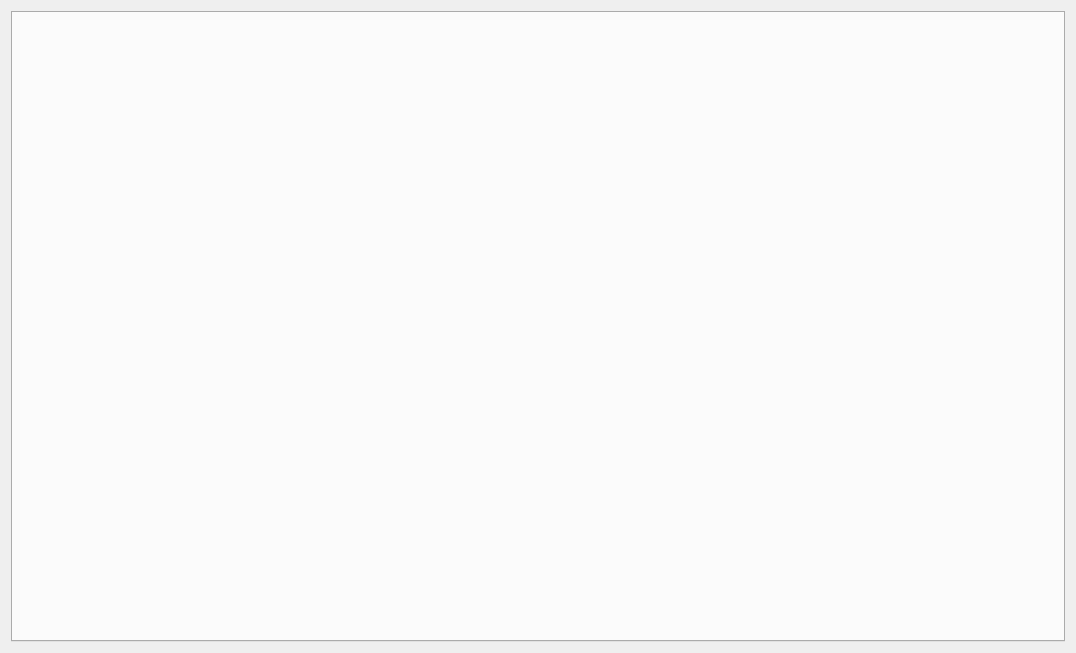
Before: the Qt Designer form gm-companion/managers/generatormanager.ui in PhilInTheGaps/GM-Companion, drawn with Qt 5.
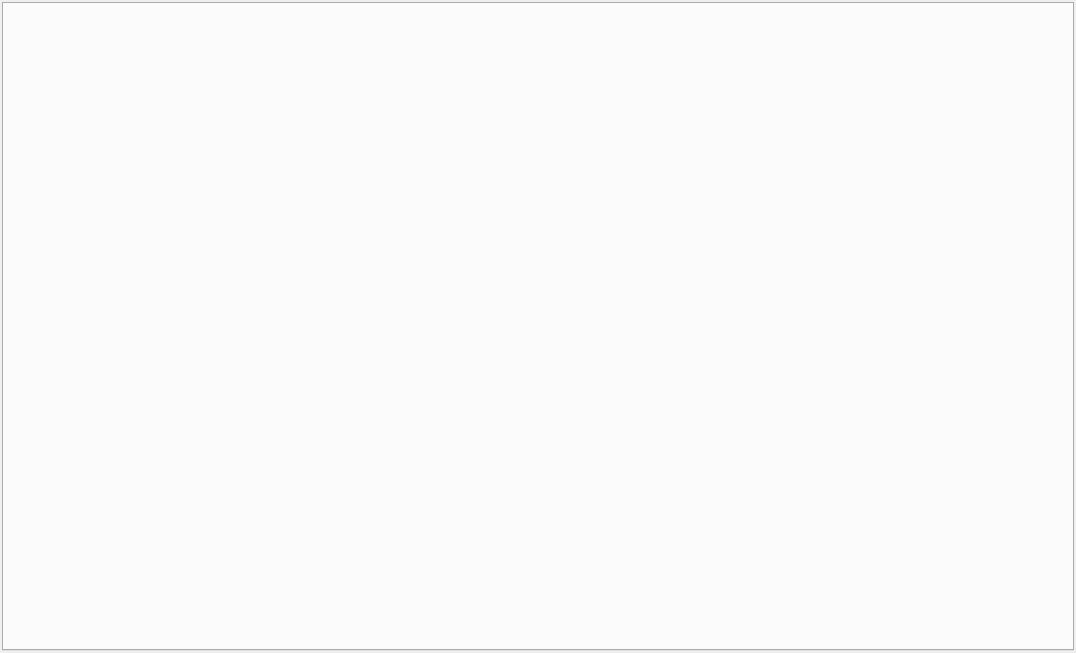
After: the same form once the commit is applied. Icons and pictures are not drawn.

Patch:
```diff
--- a/gm-companion/managers/generatormanager.ui
+++ b/gm-companion/managers/generatormanager.ui
@@ -14,6 +14,18 @@
    <string>Form</string>
   </property>
   <layout class="QHBoxLayout" name="horizontalLayout">
+   <property name="leftMargin">
+    <number>2</number>
+   </property>
+   <property name="topMargin">
+    <number>2</number>
+   </property>
+   <property name="rightMargin">
+    <number>2</number>
+   </property>
+   <property name="bottomMargin">
+    <number>2</number>
+   </property>
    <item>
     <widget class="QTabWidget" name="tabWidget_generators">
      <property name="currentIndex">
```
Left out of the diff: 10 changed lines with no effect on the pictures.
